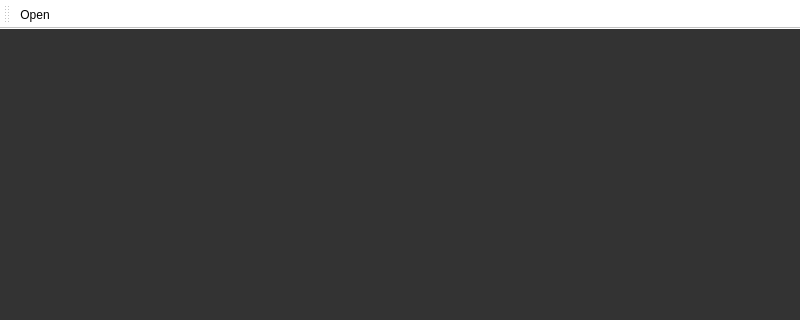
The window that videoplayer/mainwindow.ui (mw097/qt_video_player) describes before a commit, drawn with Qt 5; both pictures show x 0 to 800 and y 0 to 320 of the 800 by 600 pixel window.
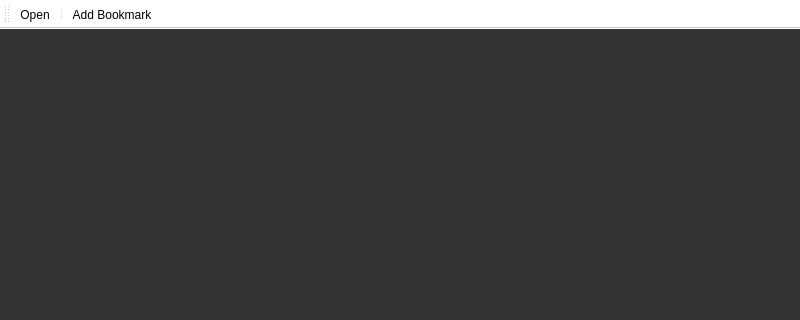
The same window after the commit.

Commit message: Add bookmark conbobox and dialog

```diff
--- a/videoplayer/mainwindow.ui
+++ b/videoplayer/mainwindow.ui
@@ -42,6 +42,8 @@
     <bool>false</bool>
    </attribute>
    <addaction name="actionOpen"/>
+   <addaction name="separator"/>
+   <addaction name="actionAdd_Bookmark"/>
   </widget>
   <widget class="QToolBar" name="toolBar_down">
    <property name="windowTitle">
@@ -95,6 +97,11 @@
     <string>Start Watching A Video From The Beginning</string>
    </property>
   </action>
+  <action name="actionAdd_Bookmark">
+   <property name="text">
+    <string>Add Bookmark</string>
+   </property>
+  </action>
  </widget>
  <resources/>
  <connections/>
```
Left out of the diff: 2 changed lines with no effect on the pictures. The commit also changes 21 other files.
